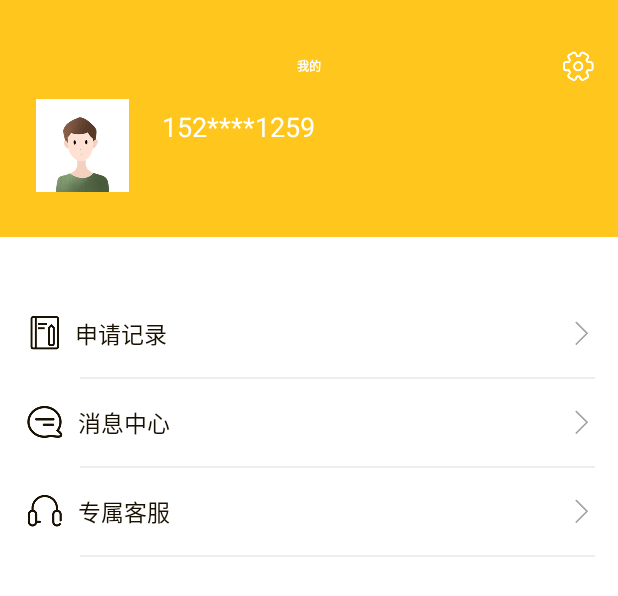
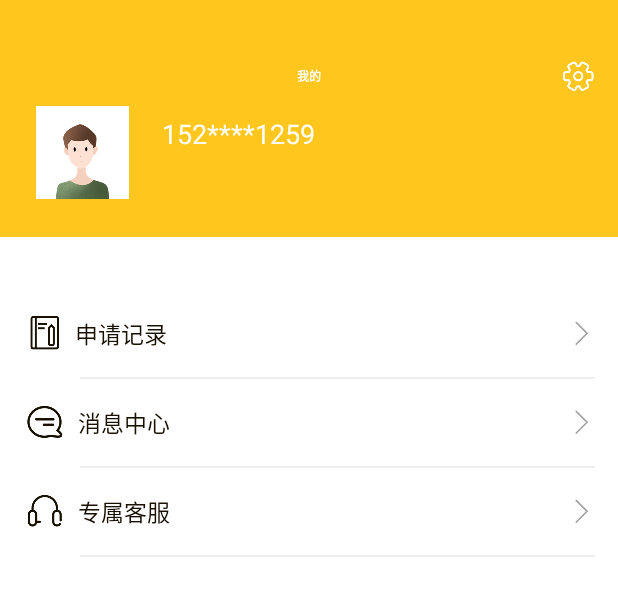
Before and after one commit to yuqingKitty/qqh, an Android app: the layout fragment_mine.xml on its own in the app's theme, with its tools: preview values and no code run, on a phone screen of 412 x 824 dp. Shown: the top 596 px of the screen. Run offline under Robolectric (Android 15) with nearby library versions, the phone set to English and light mode, and no system bars; plain views replace AutoLinearLayout.

Commit message:
v1.0 问题

```diff
--- a/app/src/main/java/com/leuters/qqh/data/commons/Urls.java
+++ b/app/src/main/java/com/leuters/qqh/data/commons/Urls.java
@@ -9,9 +9,8 @@ public class Urls {
     /**
      * 生产地址
      */
-//    private static String ReleaseIp = "http://qqh.leuters.com.cn/";
-    private static String ReleaseIp = "http://qqh-test.leuters.com.cn/bf/";
-    //    private static String testIp = "http://192.168.0.106:8381/";
+    private static String ReleaseIp = "http://qqh.leuters.com.cn/bf/";
+//    private static String ReleaseIp = "http://qqh-test.leuters.com.cn/bf/";
     private static String testIp = "http://192.168.0.159:8381/";
     public static String baseUrl = IS_RELEASE ? ReleaseIp : testIp;
 
--- a/app/src/main/java/com/leuters/qqh/ui/activity/MyLoanRecordActivity.java
+++ b/app/src/main/java/com/leuters/qqh/ui/activity/MyLoanRecordActivity.java
@@ -96,9 +96,11 @@ public class MyLoanRecordActivity extends BaseActivity<MyLoanRecordPresenter> im
 
     @Override
     public void loadRecommendProductDataSuccess(List<MyLoanRecordBean.MyRecommendProductBean> data) {
+        int size = data.size() > 2 ? 2 : data.size();
         final List<MyLoanRecordBean.MyRecommendProductBean> myRecommendProductBeanList = new ArrayList<>();
-        myRecommendProductBeanList.add(data.get(0));
-        myRecommendProductBeanList.add(data.get(1));
+        for (int i = 0; i < size; i++){
+            myRecommendProductBeanList.add(data.get(i));
+        }
         MyLoanRecommendProductAdapter myLoanRecommendProductAdapter = new MyLoanRecommendProductAdapter(this, myRecommendProductBeanList);
         rv_recommend_product.setLayoutManager(new LinearLayoutManager(this));
         rv_recommend_product.setAdapter(myLoanRecommendProductAdapter);
--- a/app/src/main/res/layout/fragment_mine.xml
+++ b/app/src/main/res/layout/fragment_mine.xml
@@ -9,7 +9,7 @@
         android:layout_width="match_parent"
         android:layout_height="@dimen/dp_158"
         android:background="@color/color_FFC71D"
-        android:paddingTop="@dimen/dp_33">
+        android:paddingTop="@dimen/dp_40">
 
         <RelativeLayout
             android:layout_width="match_parent"
@@ -38,7 +38,7 @@
             android:layout_width="match_parent"
             android:layout_height="wrap_content"
             android:layout_alignParentBottom="true"
-            android:layout_marginBottom="@dimen/dp_30">
+            android:layout_marginBottom="@dimen/dp_25">
 
             <ImageView
                 android:id="@+id/mine_head"
```
Also changed, not shown: app/src/main/java/com/leuters/qqh/ui/customview/TopBarView.java (+20 -20 lines), app/src/main/java/com/leuters/qqh/ui/fragment/HomeFragment.java (+0 -8 lines).
